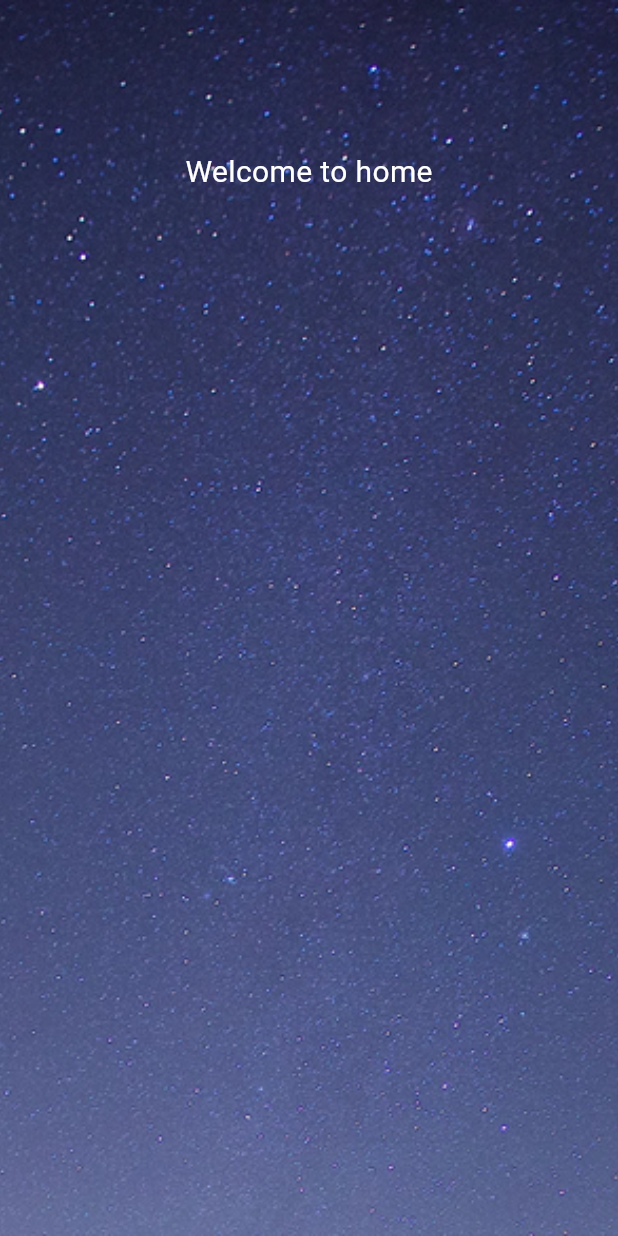
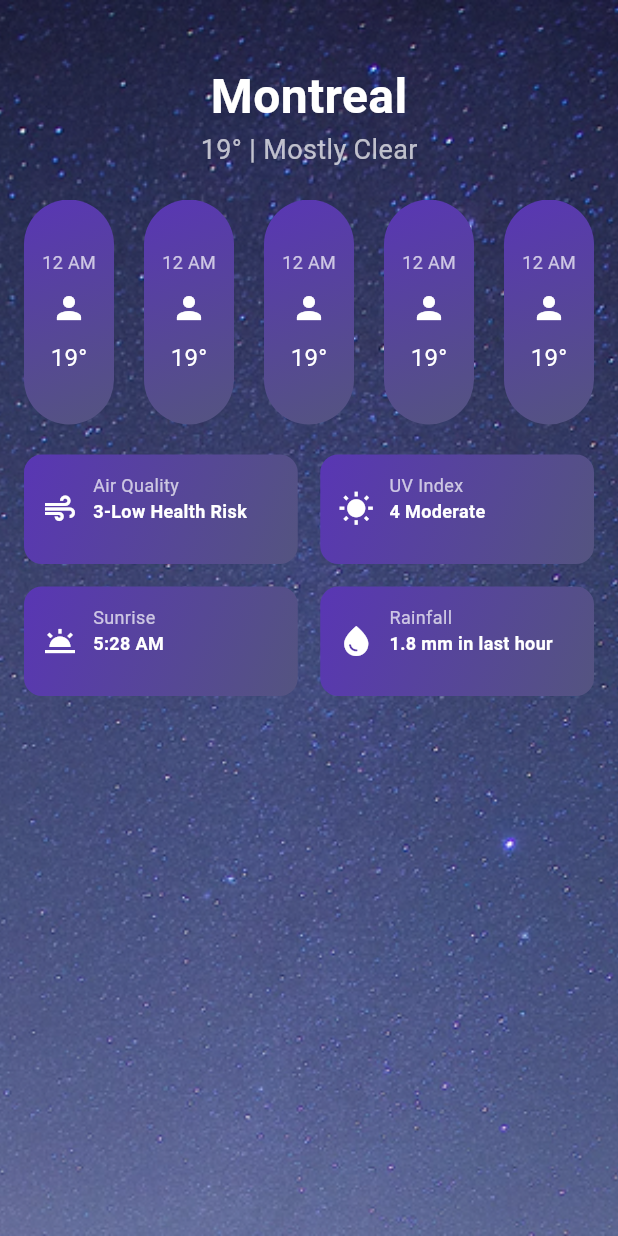
Before and after one commit to salma-elmaghawry/Weather-app-Ai-integration-Cellula, a Flutter app: the HomeScreen screen opened by its route, on a phone screen of 412 x 824 dp. Run offline on Flutter 3.47's test engine with Material 3 defaults, Android fonts, the light colour scheme and no system bars; our stand-ins replace flutter_svg.

Commit message:
home forcast compontents ui

```diff
--- a/lib/core/helper/colors_class.dart
+++ b/lib/core/helper/colors_class.dart
@@ -4,7 +4,7 @@ class MyColors {
   final primaryColor = Color(0xff5936B4);
   final secondaryColor = Color.fromARGB(255, 149, 102, 155);
   final bgColor = Color(0xff2E335A);
-  final c22 = Color.fromARGB(255, 84, 84, 128);
+  final componentsColor = Color.fromARGB(255, 84, 84, 128);
   final c2 = Color.fromARGB(255, 92, 92, 139);
   final c3 = Color(0xff48319D);
 }
--- a/lib/features/Auth/presentation/screens/login_screen.dart
+++ b/lib/features/Auth/presentation/screens/login_screen.dart
@@ -18,7 +18,7 @@ class LoginScreen extends StatefulWidget {
 class _LoginScreenState extends State<LoginScreen> {
   final formKey = GlobalKey<FormState>();
 
-  final TextEditingController name = TextEditingController();
+  final TextEditingController email = TextEditingController();
 
   final TextEditingController password = TextEditingController();
 
@@ -54,8 +54,8 @@ class _LoginScreenState extends State<LoginScreen> {
                 height: 20,
               ),
               CustomTextformfield(
-                controller: name,
-                label: "Name",
+                controller: email,
+                label: "Email",
                 suffixIcon: const Icon(
                   Icons.person,
                   color: Colors.white,
--- a/lib/features/home/presentation/screens/home_screen.dart
+++ b/lib/features/home/presentation/screens/home_screen.dart
@@ -1,5 +1,7 @@
 import 'package:flutter/material.dart';
+import 'package:weather_app/core/helper/colors_class.dart';
 import 'package:weather_app/core/widgets/custom_background.dart';
+import 'package:weather_app/features/home/presentation/widgets/build_hourly_forecast.dart';
 
 class HomeScreen extends StatelessWidget {
   const HomeScreen({super.key});
@@ -7,19 +9,94 @@ class HomeScreen extends StatelessWidget {
   @override
   Widget build(BuildContext context) {
     return Scaffold(
+      //backgroundColor: Colors.deepPurple,
       body: CustomBackground(
-          child: ListView(
-        children: const [
-          SizedBox(
-            height: 100,
+        child: SafeArea(
+          child: Padding(
+            padding: const EdgeInsets.all(16.0),
+            child: Column(
+              crossAxisAlignment: CrossAxisAlignment.center,
+              children: [
+                SizedBox(
+                  height: 25,
+                ),
+                Text(
+                  'Montreal',
+                  style: TextStyle(
+                    color: Colors.white,
+                    fontSize: 32,
+                    fontWeight: FontWeight.bold,
+                  ),
+                ),
+                Text(
+                  '19° | Mostly Clear',
+                  style: TextStyle(
+                    color: Colors.white70,
+                    fontSize: 18,
+                  ),
+                ),
+                const SizedBox(height: 20),
+                buildHourlyForecast(),
+                const SizedBox(height: 20),
+                Expanded(
+                  child: GridView.count(
+                    shrinkWrap: true,
+                    crossAxisCount: 2,
+                    childAspectRatio: 2.5,
+                    mainAxisSpacing: 15,
+                    crossAxisSpacing: 15,
+                    children: [
+                      buildInfoCard(
+                          'Air Quality', '3-Low Health Risk', Icons.air),
+                      buildInfoCard('UV Index', '4 Moderate', Icons.wb_sunny),
+                      buildInfoCard('Sunrise', '5:28 AM', Icons.wb_twilight),
+                      buildInfoCard(
+                          'Rainfall', '1.8 mm in last hour', Icons.water_drop),
+                    ],
+                  ),
+                )
+              ],
+            ),
           ),
-          Center(
-              child: Text(
-            "Welcome to home",
-            style: TextStyle(color: Colors.white, fontSize: 20),
-          ))
-        ],
-      )),
+        ),
+      ),
     );
   }
 }
+
+Widget buildInfoCard(String title, String value, IconData icon) {
+  return Container(
+    decoration: BoxDecoration(
+      color: MyColors().componentsColor,
+      gradient: LinearGradient(
+        colors: [MyColors().primaryColor, MyColors().componentsColor],
+        begin: Alignment.topLeft,
+        end: Alignment.bottomRight,
+      ),
+      borderRadius: BorderRadius.circular(12),
+    ),
+    padding: const EdgeInsets.all(12),
+    child: Row(
+      children: [
+        Icon(icon, color: Colors.white, size: 24),
+        const SizedBox(width: 10),
+        Column(
+          crossAxisAlignment: CrossAxisAlignment.start,
+          children: [
+            Text(
+              title,
+              style: TextStyle(color: Colors.white70, fontSize: 12),
+            ),
+            Text(
+              value,
+              style: TextStyle(
+                  color: Colors.white,
+                  fontSize: 12,
+                  fontWeight: FontWeight.bold),
+            ),
+          ],
+        ),
+      ],
+    ),
+  );
+}
--- /dev/null
+++ b/lib/features/home/presentation/widgets/build_hourly_forecast.dart
@@ -0,0 +1,46 @@
+import 'package:flutter/material.dart';
+import 'package:weather_app/core/helper/colors_class.dart';
+
+Widget buildHourlyForecast() {
+  return SizedBox(
+    height: 150,
+    child: ListView.builder(
+      scrollDirection: Axis.horizontal,
+      itemCount: 5,
+      itemBuilder: (context, index) {
+        return Container(
+          width: 60,
+          height: 150,
+          margin: const EdgeInsets.only(right: 20),
+          decoration: BoxDecoration(
+            //color: MyColors().componentsColor,
+            gradient: LinearGradient(
+              colors: [MyColors().primaryColor, MyColors().componentsColor],
+              begin: Alignment.topLeft,
+              end: Alignment.bottomRight,
+            ),
+            borderRadius: BorderRadius.circular(30),
+          ),
+          child: Column(
+            mainAxisAlignment: MainAxisAlignment.center,
+            children: [
+              Text(
+                '12 AM',
+                style: TextStyle(color: Colors.white70, fontSize: 12),
+              ),
+              SizedBox(
+                height: 10,
+              ),
+              Icon(Icons.person, color: Colors.white, size: 24),
+              SizedBox(height: 10),
+              Text(
+                '19°',
+                style: TextStyle(color: Colors.white, fontSize: 16),
+              ),
+            ],
+          ),
+        );
+      },
+    ),
+  );
+}
--- a/lib/main.dart
+++ b/lib/main.dart
@@ -25,9 +25,9 @@ class MyApp extends StatelessWidget {
         onboardingScreen: (context) => const OnboardingScreen(),
         loginScreen: (context) => LoginScreen(),
         registerscreen: (context) => RegisterScreen(),
-        homeScreen:(context)=>HomeScreen(),
+        homeScreen: (context) =>const  HomeScreen(),
       },
-      initialRoute: 'onboarding_screen',
+      initialRoute: onboardingScreen,
     );
   }
 }
--- a/pubspec.yaml
+++ b/pubspec.yaml
@@ -29,10 +29,12 @@ environment:
 # versions available, run `flutter pub outdated`.
 dependencies:
   cupertino_icons: ^1.0.8
+  firebase_core: ^3.12.0
   flutter:
     sdk: flutter
   #to add svg assets
   flutter_svg: ^2.0.17
+  win32: ^5.1.0
 
 dev_dependencies:
 
@@ -41,7 +43,7 @@ dev_dependencies:
   # activated in the `analysis_options.yaml` file located at the root of your
   # package. See that file for information about deactivating specific lint
   # rules and activating additional ones.
-  flutter_lints: ^4.0.0
+  flutter_lints: ^5.0.0
   flutter_test:
     sdk: flutter
 
```
Also changed, not shown: pubspec.lock, 3 other files.
